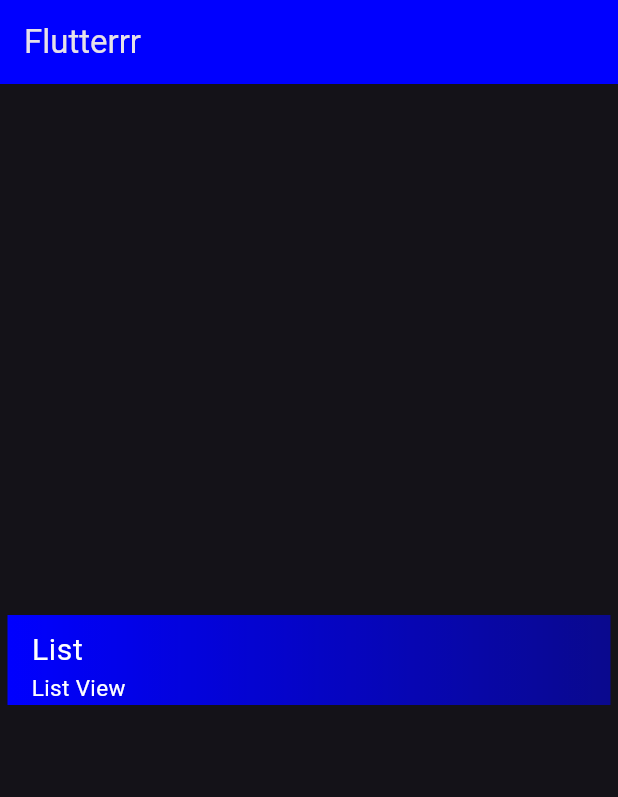
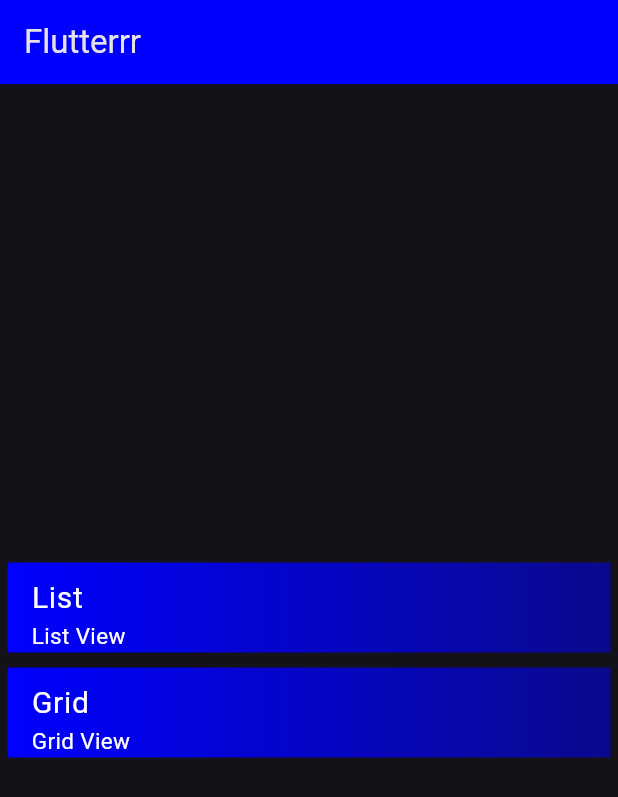
Before and after one commit to AtharvaParadkar/Flutterrr, a Flutter app: the screen it shows after launch, on a phone screen of 412 x 824 dp. Shown: the top 797 px of the screen. Run offline on Flutter 3.47's test engine with Material 3 defaults, Android fonts, the phone set to English and light mode, and no system bars; network calls fail.

Commit message:
Grid View

```diff
--- a/lib/home.dart
+++ b/lib/home.dart
@@ -1,5 +1,6 @@
 import 'package:flutter/material.dart';
 import 'package:flutter_application/widgets/appbar.dart';
+import 'package:flutter_application/widgets/grid.dart';
 import 'package:flutter_application/widgets/list.dart';
 
 class MyHomePage extends StatefulWidget {
@@ -10,6 +11,7 @@ class MyHomePage extends StatefulWidget {
 }
 
 class _MyHomePageState extends State<MyHomePage> {
+
   @override
   Widget build(BuildContext context) {
     return Scaffold(
@@ -54,6 +56,44 @@ class _MyHomePageState extends State<MyHomePage> {
               ),
             ),
           ),
+          const SizedBox(height: 10),
+          SizedBox(
+            width: MediaQuery.of(context).size.width,
+            height: 60,
+            child: Padding(
+              padding: const EdgeInsets.symmetric(horizontal: 5),
+              child: Container(
+                decoration: const BoxDecoration(
+                  gradient: LinearGradient(
+                    colors: [
+                      Color.fromARGB(255, 0, 0, 255),
+                      Color.fromARGB(130, 0, 0, 255),
+                    ],
+                    begin: Alignment.centerLeft,
+                    end: Alignment.centerRight,
+                  ),
+                ),
+                child: ListTile(
+                  title: Text(
+                    'Grid',
+                    style: const TextStyle(fontSize: 20),
+                  ),
+                  subtitle: Text(
+                    'Grid View',
+                    style: const TextStyle(fontSize: 15),
+                  ),
+                  textColor: Colors.white,
+                  // tileColor: const Color.fromARGB(255, 0, 0, 255),
+                  shape: RoundedRectangleBorder(
+                    borderRadius: BorderRadius.circular(15),
+                  ),
+                  onTap: () => Navigator.of(context).push(
+                    MaterialPageRoute(builder: (_) => GridViewWidget()),
+                  ),
+                ),
+              ),
+            ),
+          ),
         ],
       ),
     );
```
Also changed, not shown: lib/widgets/grid.dart (added, +34 -0 lines).
